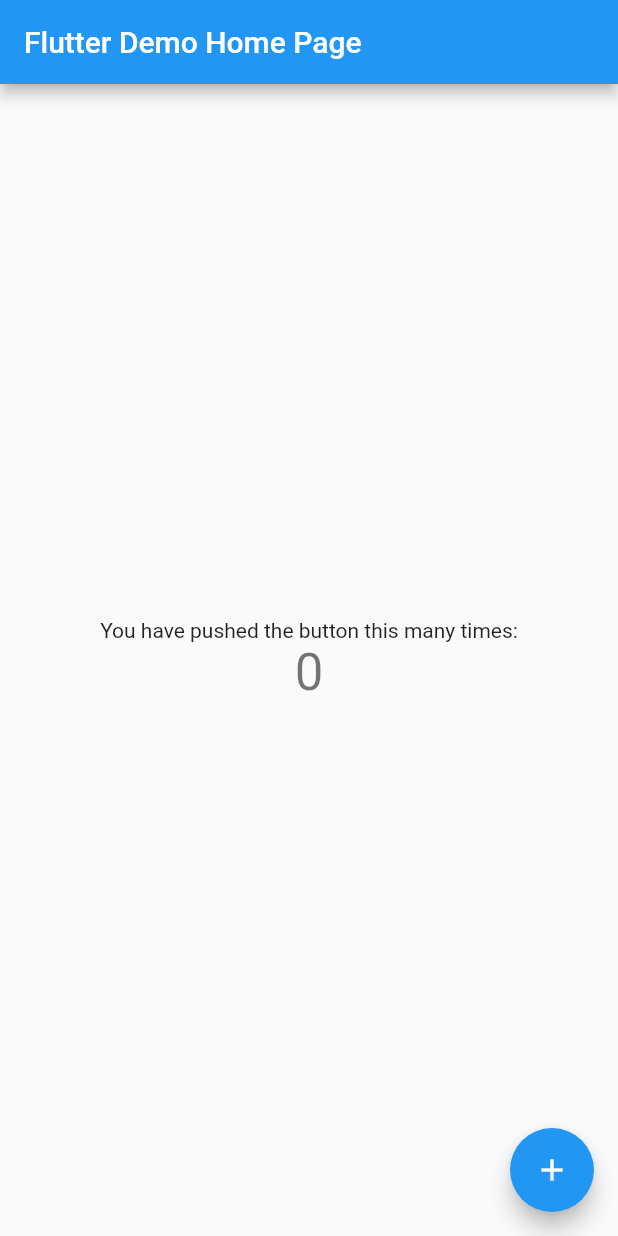
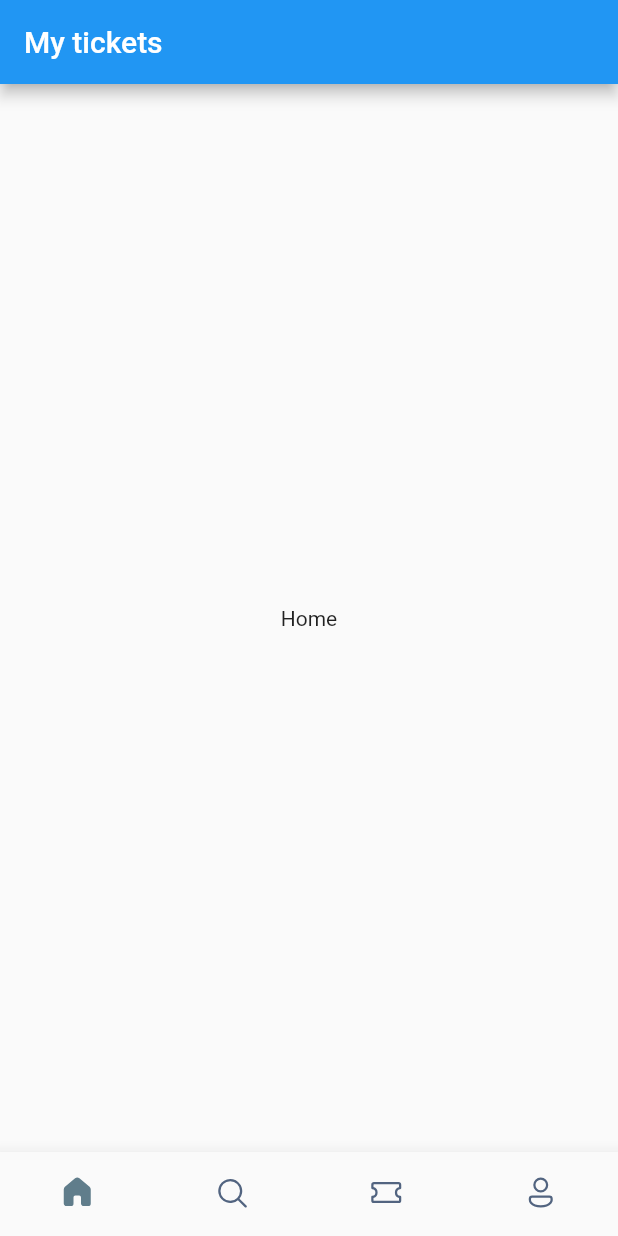
Before and after one commit to khader-zatari/booktickets, a Flutter app: the screen it shows after launch, on a phone screen of 412 x 824 dp. Run offline on Flutter 3.47's test engine with Material 2 defaults, Android fonts, the phone set to English and light mode, and no system bars; our stand-ins replace fluentui_icons.

Commit message:
built a bottom navigation bar

```diff
--- a/lib/main.dart
+++ b/lib/main.dart
@@ -1,3 +1,4 @@
+import 'package:booktickets/screens/bottom_bar.dart';
 import 'package:flutter/material.dart';
 
 void main() {
@@ -14,103 +15,9 @@ class MyApp extends StatelessWidget {
       debugShowCheckedModeBanner: false,
       title: 'Flutter Demo',
       theme: ThemeData(
-        // This is the theme of your application.
-        //
-        // Try running your application with "flutter run". You'll see the
-        // application has a blue toolbar. Then, without quitting the app, try
-        // changing the primarySwatch below to Colors.green and then invoke
-        // "hot reload" (press "r" in the console where you ran "flutter run",
-        // or simply save your changes to "hot reload" in a Flutter IDE).
-        // Notice that the counter didn't reset back to zero; the application
-        // is not restarted.
         primarySwatch: Colors.blue,
       ),
-      home: const MyHomePage(title: 'Flutter Demo Home Page'),
+      home: const BottomBar(),
     );
   }
 }
-
-class MyHomePage extends StatefulWidget {
-  const MyHomePage({super.key, required this.title});
-
-  // This widget is the home page of your application. It is stateful, meaning
-  // that it has a State object (defined below) that contains fields that affect
-  // how it looks.
-
-  // This class is the configuration for the state. It holds the values (in this
-  // case the title) provided by the parent (in this case the App widget) and
-  // used by the build method of the State. Fields in a Widget subclass are
-  // always marked "final".
-
-  final String title;
-
-  @override
-  State<MyHomePage> createState() => _MyHomePageState();
-}
-
-class _MyHomePageState extends State<MyHomePage> {
-  int _counter = 0;
-
-  void _incrementCounter() {
-    setState(() {
-      // This call to setState tells the Flutter framework that something has
-      // changed in this State, which causes it to rerun the build method below
-      // so that the display can reflect the updated values. If we changed
-      // _counter without calling setState(), then the build method would not be
-      // called again, and so nothing would appear to happen.
-      _counter++;
-    });
-  }
-
-  @override
-  Widget build(BuildContext context) {
-    // This method is rerun every time setState is called, for instance as done
-    // by the _incrementCounter method above.
-    //
-    // The Flutter framework has been optimized to make rerunning build methods
-    // fast, so that you can just rebuild anything that needs updating rather
-    // than having to individually change instances of widgets.
-    return Scaffold(
-      appBar: AppBar(
-        // Here we take the value from the MyHomePage object that was created by
-        // the App.build method, and use it to set our appbar title.
-        title: Text(widget.title),
-      ),
-      body: Center(
-        // Center is a layout widget. It takes a single child and positions it
-        // in the middle of the parent.
-        child: Column(
-          // Column is also a layout widget. It takes a list of children and
-          // arranges them vertically. By default, it sizes itself to fit its
-          // children horizontally, and tries to be as tall as its parent.
-          //
-          // Invoke "debug painting" (press "p" in the console, choose the
-          // "Toggle Debug Paint" action from the Flutter Inspector in Android
-          // Studio, or the "Toggle Debug Paint" command in Visual Studio Code)
-          // to see the wireframe for each widget.
-          //
-          // Column has various properties to control how it sizes itself and
-          // how it positions its children. Here we use mainAxisAlignment to
-          // center the children vertically; the main axis here is the vertical
-          // axis because Columns are vertical (the cross axis would be
-          // horizontal).
-          mainAxisAlignment: MainAxisAlignment.center,
-          children: <Widget>[
-            const Text(
-              'You have pushed the button this many times:',
-            ),
-            Text(
-              '$_counter',
-              style: Theme.of(context).textTheme.headline4,
-            ),
-          ],
-        ),
-      ),
-      floatingActionButton: FloatingActionButton(
-        onPressed: _incrementCounter,
-        tooltip: 'Increment',
-        child: const Icon(Icons.add),
-      ), // This trailing comma makes auto-formatting nicer for build methods.
-    );
-  }
-}
--- /dev/null
+++ b/lib/screens/bottom_bar.dart
@@ -0,0 +1,62 @@
+import 'package:fluentui_icons/fluentui_icons.dart';
+import 'package:flutter/material.dart';
+
+class BottomBar extends StatefulWidget {
+  const BottomBar({super.key});
+
+  @override
+  State<BottomBar> createState() => _BottomBarState();
+}
+
+class _BottomBarState extends State<BottomBar> {
+  int _selectedIndex = 0;
+  static final List<Widget> _widgetOptions = <Widget>[
+    const Text("Home"),
+    const Text("Search"),
+    const Text("Tickets"),
+    const Text("Profile"),
+  ];
+
+  void _onItemTapped(int index) {
+    setState(() {
+      _selectedIndex = index;
+    });
+  }
+
+  @override
+  Widget build(BuildContext context) {
+    return Scaffold(
+      appBar: AppBar(
+        title: const Text("My tickets"),
+      ),
+      body: Center(child: _widgetOptions[_selectedIndex]),
+      bottomNavigationBar: BottomNavigationBar(
+          currentIndex: _selectedIndex,
+          type: BottomNavigationBarType.fixed,
+          onTap: _onItemTapped,
+          elevation: 10,
+          showSelectedLabels: false,
+          showUnselectedLabels: false,
+          selectedItemColor: Colors.blueGrey,
+          unselectedItemColor: Color(0xFF526480),
+          items: const [
+            BottomNavigationBarItem(
+                label: "Home",
+                icon: Icon(FluentSystemIcons.ic_fluent_home_regular),
+                activeIcon: Icon(FluentSystemIcons.ic_fluent_home_filled)),
+            BottomNavigationBarItem(
+                label: "Search",
+                icon: Icon(FluentSystemIcons.ic_fluent_search_regular),
+                activeIcon: Icon(FluentSystemIcons.ic_fluent_search_filled)),
+            BottomNavigationBarItem(
+                label: "Ticket",
+                icon: Icon(FluentSystemIcons.ic_fluent_ticket_regular),
+                activeIcon: Icon(FluentSystemIcons.ic_fluent_ticket_filled)),
+            BottomNavigationBarItem(
+                label: "Profile",
+                icon: Icon(FluentSystemIcons.ic_fluent_person_regular),
+                activeIcon: Icon(FluentSystemIcons.ic_fluent_person_filled)),
+          ]),
+    );
+  }
+}
--- a/pubspec.yaml
+++ b/pubspec.yaml
@@ -36,6 +36,7 @@ dependencies:
   # The following adds the Cupertino Icons font to your application.
   # Use with the CupertinoIcons class for iOS style icons.
   cupertino_icons: ^1.0.2
+  fluentui_icons: ^1.0.0
 
 dev_dependencies:
   flutter_test:
```
